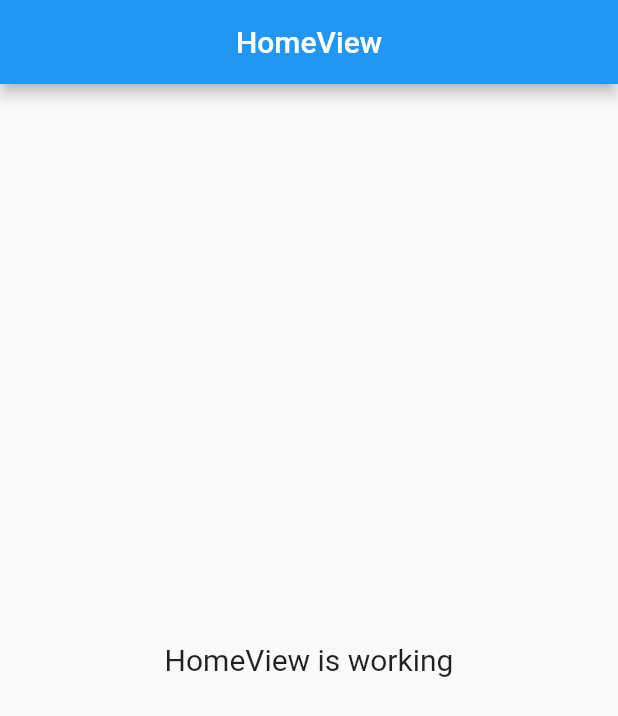
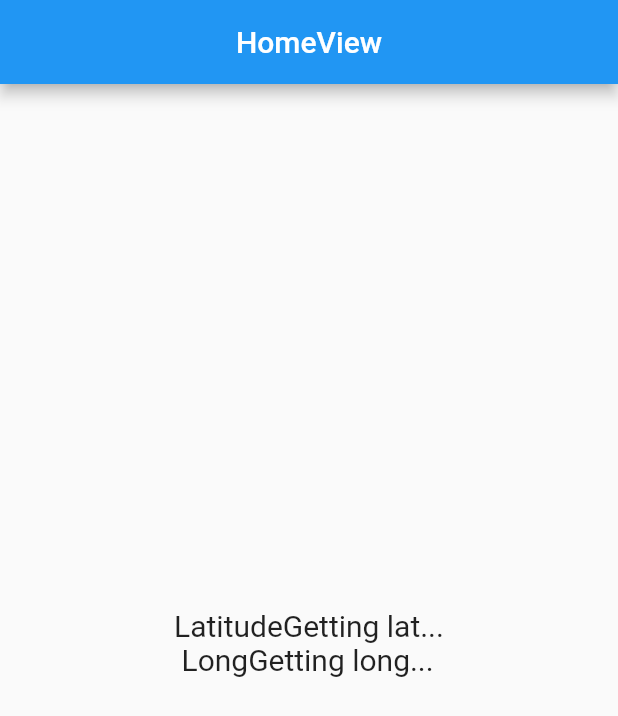
Before and after one commit to mdrislam/GEO-LOCATOR, a Flutter app: the screen it shows after launch, on a phone screen of 412 x 824 dp. Shown: the top 716 px of the screen. Run offline on Flutter 3.47's test engine with Material 2 defaults, Android fonts, the phone set to English and light mode, and no system bars; our stand-ins replace geolocator, get.

Commit message:
GEO CODING PACKAGE

```diff
--- a/lib/app/modules/home/controllers/home_controller.dart
+++ b/lib/app/modules/home/controllers/home_controller.dart
@@ -42,7 +42,8 @@ class HomeController extends GetxController {
 
     streamSubscription = Geolocator.getPositionStream().listen((position) {
       lat.value = position.latitude.toString();
-      long.value = position.latitude.toString();
+      long.value = position.longitude.toString();
+      print("${lat.value} - ${long.value}");
     });
   }
 }
--- a/lib/app/modules/home/views/home_view.dart
+++ b/lib/app/modules/home/views/home_view.dart
@@ -9,14 +9,14 @@ class HomeView extends GetView<HomeController> {
   Widget build(BuildContext context) {
     return Scaffold(
       appBar: AppBar(
-        title: Text('HomeView'),
+        title: const Text('HomeView'),
         centerTitle: true,
       ),
       body: Center(
-        child: Text(
-          'HomeView is working',
-          style: TextStyle(fontSize: 20),
-        ),
+        child: Obx(() => Text(
+              'Latitude${controller.lat.value}\n Long${controller.long.value}\n',
+              style: const TextStyle(fontSize: 20),
+            )),
       ),
     );
   }
--- a/pubspec.yaml
+++ b/pubspec.yaml
@@ -11,6 +11,7 @@ dependencies:
   get: 4.6.5
   flutter:
     sdk: flutter
+  geocoding: ^2.0.5
 
 dev_dependencies:
   flutter_lints: ^2.0.0
```
Also changed, not shown: pubspec.lock.
